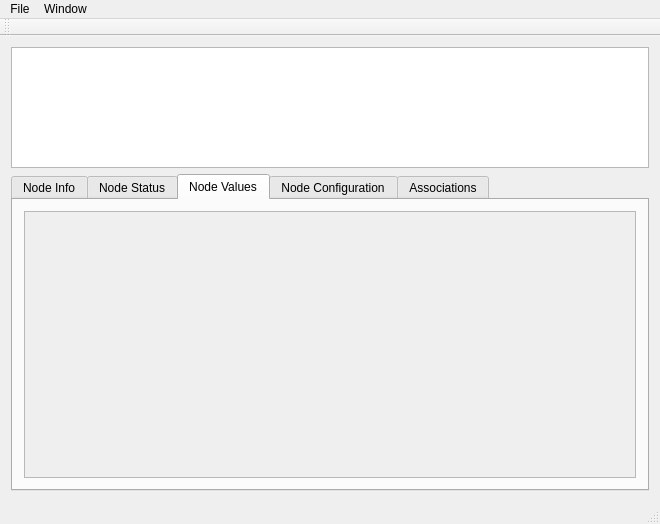
Before: the Qt Designer form mainwindow.ui in OpenZWave/ozw-admin, drawn with Qt 5.
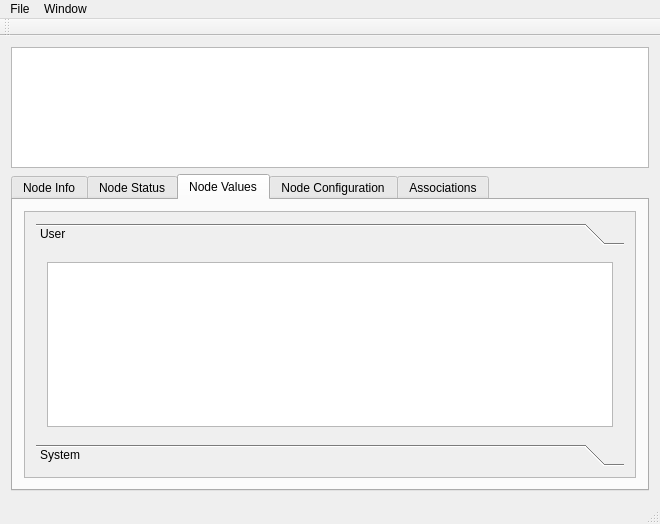
After: the same form once the commit is applied. The open tabs and pages were chosen to show the change.

Commit message: start work on displaying ValueID's

Patch:
```diff
--- a/mainwindow.ui
+++ b/mainwindow.ui
@@ -611,9 +611,54 @@
              <x>0</x>
              <y>0</y>
              <width>618</width>
-             <height>301</height>
+             <height>303</height>
             </rect>
            </property>
+           <layout class="QVBoxLayout" name="verticalLayout_12">
+            <item>
+             <widget class="QToolBox" name="Values">
+              <property name="currentIndex">
+               <number>0</number>
+              </property>
+              <widget class="QWidget" name="genre_user">
+               <property name="geometry">
+                <rect>
+                 <x>0</x>
+                 <y>0</y>
+                 <width>600</width>
+                 <height>217</height>
+                </rect>
+               </property>
+               <attribute name="label">
+                <string>User</string>
+               </attribute>
+               <layout class="QHBoxLayout" name="horizontalLayout_3">
+                <item>
+                 <widget class="QTableView" name="val_user_tbl"/>
+                </item>
+               </layout>
+              </widget>
+              <widget class="QWidget" name="genre_system">
+               <property name="geometry">
+                <rect>
+                 <x>0</x>
+                 <y>0</y>
+                 <width>600</width>
+                 <height>183</height>
+                </rect>
+               </property>
+               <attribute name="label">
+                <string>System</string>
+               </attribute>
+               <layout class="QVBoxLayout" name="verticalLayout_11">
+                <item>
+                 <widget class="QTableView" name="val_system_tbl"/>
+                </item>
+               </layout>
+              </widget>
+             </widget>
+            </item>
+           </layout>
           </widget>
          </widget>
         </item>
```
Left out of the diff: 24 changed lines with no effect on the pictures. The commit also changes 12 other files.
